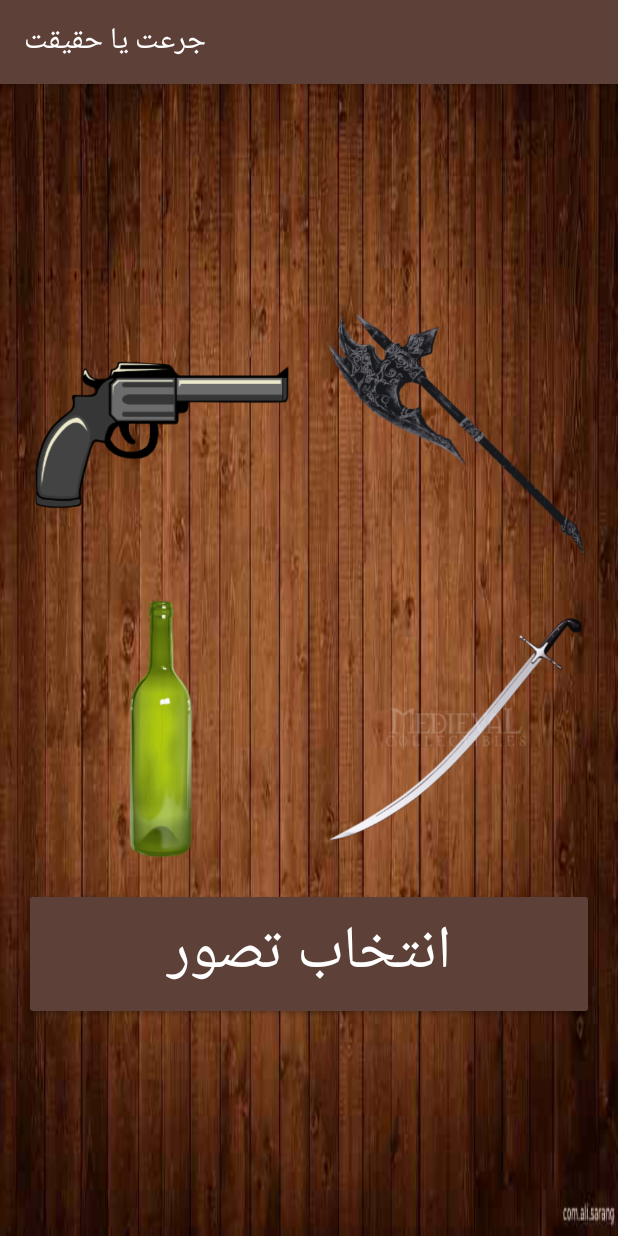
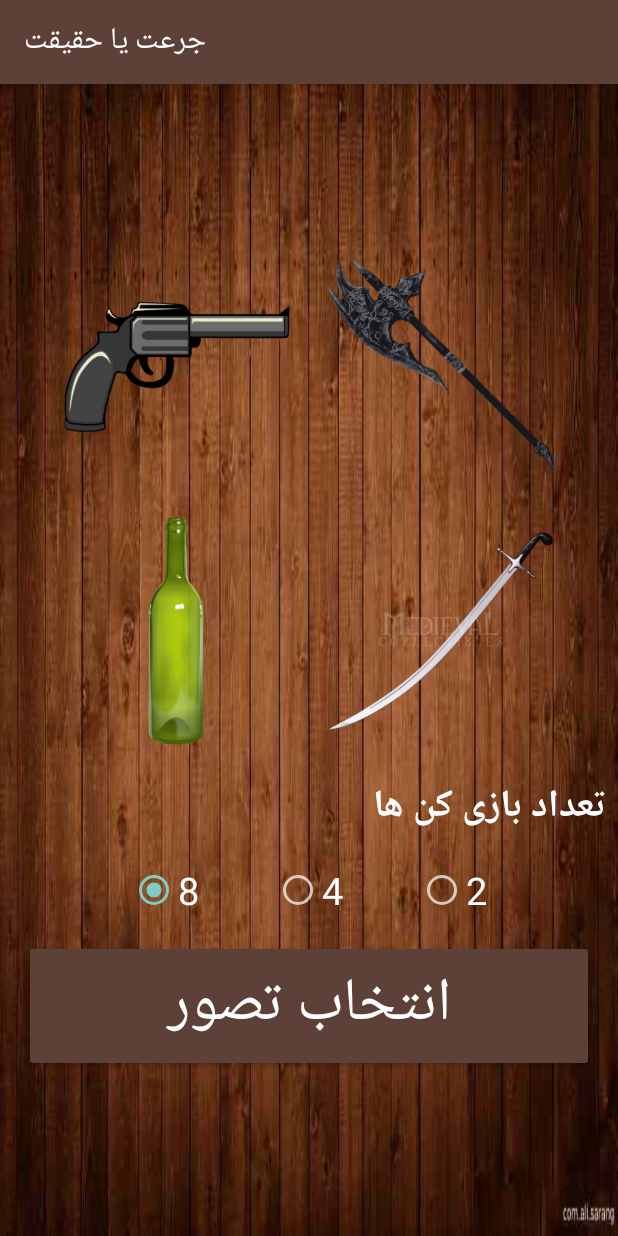
Before and after one commit to ali-saranj/boter, an Android app: the setind screen opened directly, with no data from a screen before it, on a phone screen of 412 x 824 dp. Run offline under Robolectric (Android 15) with nearby library versions, the phone set to English and light mode, and no system bars.

Commit message:
اضافه کردن قابلیت چند نفره

```diff
--- a/app/src/main/java/com/example/bottle/MainActivity.java
+++ b/app/src/main/java/com/example/bottle/MainActivity.java
@@ -21,6 +21,7 @@ import android.widget.TextView;
 import android.widget.Toast;
 
 
+import java.security.SecureRandom;
 import java.util.Random;
 
 public class MainActivity extends AppCompatActivity {
@@ -28,7 +29,7 @@ public class MainActivity extends AppCompatActivity {
     ImageView imageView;
     Button    btn_h, btn_g;
     View           layout;
-    Random         random = new Random();
+    SecureRandom   random = new SecureRandom();
     LayoutInflater inflater;
     MenuInflater   inflater1;
 
@@ -57,7 +58,7 @@ public class MainActivity extends AppCompatActivity {
             public void onClick(View v) {
 
                 int rotation = random.nextInt(40) + 10;
-                imageView.animate().rotation((45 * intent.getIntExtra("tedad",1)) * rotation + imageView.getRotation()).setDuration(2*(30 * rotation)*intent.getIntExtra("tedad",1));
+                imageView.animate().rotation((45 * intent.getIntExtra("tdad",1)) * (rotation/intent.getIntExtra("tdad",1)) + imageView.getRotation()).setDuration(2*(30 * rotation)*(intent.getIntExtra("tedad",1)));
                 layout.setVisibility(View.VISIBLE);
 
             }
--- a/app/src/main/java/com/example/bottle/setind.java
+++ b/app/src/main/java/com/example/bottle/setind.java
@@ -8,6 +8,7 @@ import android.os.Bundle;
 import android.view.View;
 import android.widget.Button;
 import android.widget.ImageView;
+import android.widget.RadioButton;
 import android.widget.Toast;
 
 public class setind extends AppCompatActivity {
@@ -15,6 +16,8 @@ public class setind extends AppCompatActivity {
     Button btn;
     int    imgD;
     ImageView image1,image2,image3,image4;
+    RadioButton rb8,rb4,rb2;
+    int tdad = 8;
 
     @Override
     protected void onCreate(Bundle savedInstanceState) {
@@ -26,15 +29,28 @@ public class setind extends AppCompatActivity {
         image2 = findViewById(R.id.image2);
         image3 = findViewById(R.id.image3);
         image4 = findViewById(R.id.image4);
+        rb2 = findViewById(R.id.rb2);
+        rb4 = findViewById(R.id.rb4);
+        rb8 = findViewById(R.id.rb8);
 
         imgD = R.drawable.bottle;
 
         btn.setOnClickListener(new View.OnClickListener() {
             @Override
             public void onClick(View v) {
+
+
+                if (rb2.isChecked())
+                    tdad = 4;
+                else if (rb4.isChecked())
+                    tdad = 2;
+               else if (rb8.isChecked())
+                    tdad = 1;
+
                 Intent intent = new Intent(setind.this, MainActivity.class);
                 finish();
                 intent.putExtra("imgD", imgD);
+                intent.putExtra("tdad",tdad);
                 startActivity(intent);
             }
         });
--- a/app/src/main/res/layout/activity_setind.xml
+++ b/app/src/main/res/layout/activity_setind.xml
@@ -16,8 +16,8 @@
 
         <ImageView
             android:id="@+id/image4"
-            android:layout_width="180dp"
-            android:layout_height="180dp"
+            android:layout_width="160dp"
+            android:layout_height="160dp"
             android:layout_margin="8dp"
             android:onClick="imgclick"
             android:src="@drawable/gun"
@@ -25,8 +25,8 @@
 
         <ImageView
             android:id="@+id/image3"
-            android:layout_width="180dp"
-            android:layout_height="180dp"
+            android:layout_width="160dp"
+            android:layout_height="160dp"
             android:layout_margin="8dp"
             android:onClick="imgclick"
             android:src="@drawable/tabar"
@@ -42,8 +42,8 @@
 
         <ImageView
             android:id="@+id/image2"
-            android:layout_width="180dp"
-            android:layout_height="180dp"
+            android:layout_width="160dp"
+            android:layout_height="160dp"
             android:layout_margin="8dp"
             android:onClick="imgclick"
             android:src="@drawable/bottle"
@@ -51,14 +51,61 @@
 
         <ImageView
             android:id="@+id/image1"
-            android:layout_width="180dp"
-            android:layout_height="180dp"
+            android:layout_width="160dp"
+            android:layout_height="160dp"
             android:layout_margin="8dp"
             android:onClick="imgclick"
             android:src="@drawable/samshir"
             android:tag="1" />
 
     </LinearLayout>
+
+    <TextView
+        android:layout_marginTop="8dp"
+        android:layout_gravity="right"
+        android:layout_width="wrap_content"
+        android:layout_height="wrap_content"
+        android:textColor="@color/white"
+        android:textStyle="bold"
+        android:text="تعداد بازی کن ها"
+        android:textSize="25sp"/>
+
+    <RadioGroup
+        android:layout_marginTop="8dp"
+        android:layout_width="match_parent"
+        android:layout_height="wrap_content"
+        android:gravity="center"
+        android:padding="8dp"
+        android:orientation="horizontal">
+
+        <RadioButton
+            android:id="@+id/rb8"
+            android:layout_marginRight="50dp"
+            android:layout_width="wrap_content"
+            android:layout_height="wrap_content"
+            android:checked="true"
+            android:text="8"
+            android:textColor="@color/white"
+            android:textSize="25sp" />
+
+        <RadioButton
+            android:id="@+id/rb4"
+            android:layout_marginRight="50dp"
+            android:layout_width="wrap_content"
+            android:layout_height="wrap_content"
+            android:text="4"
+            android:textColor="@color/white"
+            android:textSize="25sp" />
+
+        <RadioButton
+            android:id="@+id/rb2"
+            android:layout_width="wrap_content"
+            android:layout_height="wrap_content"
+            android:text="2"
+            android:textColor="@color/white"
+            android:textSize="25sp" />
+
+    </RadioGroup>
 
     <LinearLayout
         android:layout_width="match_parent"
```
